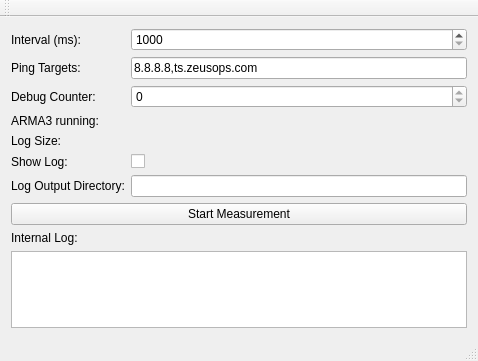
Old version of the form src/mainwindow.ui in the repository blizzard4591/zeusUtilities.
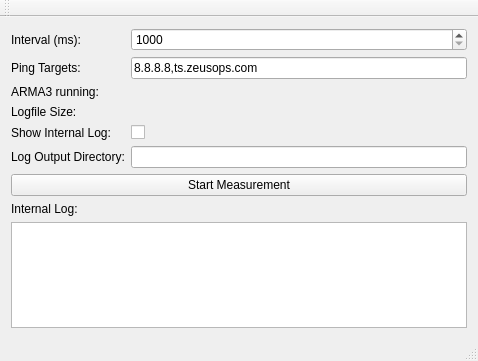
New version of the form.

```diff
--- a/src/mainwindow.ui
+++ b/src/mainwindow.ui
@@ -58,74 +58,57 @@
        </widget>
       </item>
       <item row="2" column="0">
-       <widget class="QLabel" name="label">
-        <property name="text">
-         <string>Debug Counter:</string>
-        </property>
-       </widget>
-      </item>
-      <item row="2" column="1">
-       <widget class="QSpinBox" name="spinDebug">
-        <property name="readOnly">
-         <bool>true</bool>
-        </property>
-        <property name="maximum">
-         <number>2147483647</number>
-        </property>
-       </widget>
-      </item>
-      <item row="3" column="0">
        <widget class="QLabel" name="lblArmaRunning">
         <property name="text">
          <string>ARMA3 running:</string>
         </property>
        </widget>
       </item>
-      <item row="3" column="1">
+      <item row="2" column="1">
        <widget class="QLabel" name="lblArmaState">
         <property name="text">
          <string/>
         </property>
        </widget>
       </item>
-      <item row="5" column="0">
+      <item row="3" column="0">
+       <widget class="QLabel" name="lblLogStatsLeft">
+        <property name="text">
+         <string>Logfile Size:</string>
+        </property>
+       </widget>
+      </item>
+      <item row="3" column="1">
+       <widget class="QLabel" name="lblLogStats">
+        <property name="text">
+         <string/>
+        </property>
+       </widget>
+      </item>
+      <item row="4" column="0">
        <widget class="QLabel" name="lblShowLog">
         <property name="text">
-         <string>Show Log:</string>
+         <string>Show Internal Log:</string>
         </property>
        </widget>
       </item>
-      <item row="5" column="1">
+      <item row="4" column="1">
        <widget class="QCheckBox" name="cboxShowLog">
         <property name="text">
          <string/>
         </property>
        </widget>
       </item>
-      <item row="6" column="0">
+      <item row="5" column="0">
        <widget class="QLabel" name="lblOutputDir">
         <property name="text">
          <string>Log Output Directory:</string>
         </property>
        </widget>
       </item>
-      <item row="6" column="1">
+      <item row="5" column="1">
        <widget class="QLineEdit" name="edtOutputDir"/>
       </item>
-      <item row="4" column="0">
-       <widget class="QLabel" name="lblLogStatsLeft">
-        <property name="text">
-         <string>Log Size:</string>
-        </property>
-       </widget>
-      </item>
-      <item row="4" column="1">
-       <widget class="QLabel" name="lblLogStats">
-        <property name="text">
-         <string/>
-        </property>
-       </widget>
-      </item>
      </layout>
     </item>
     <item>
```
